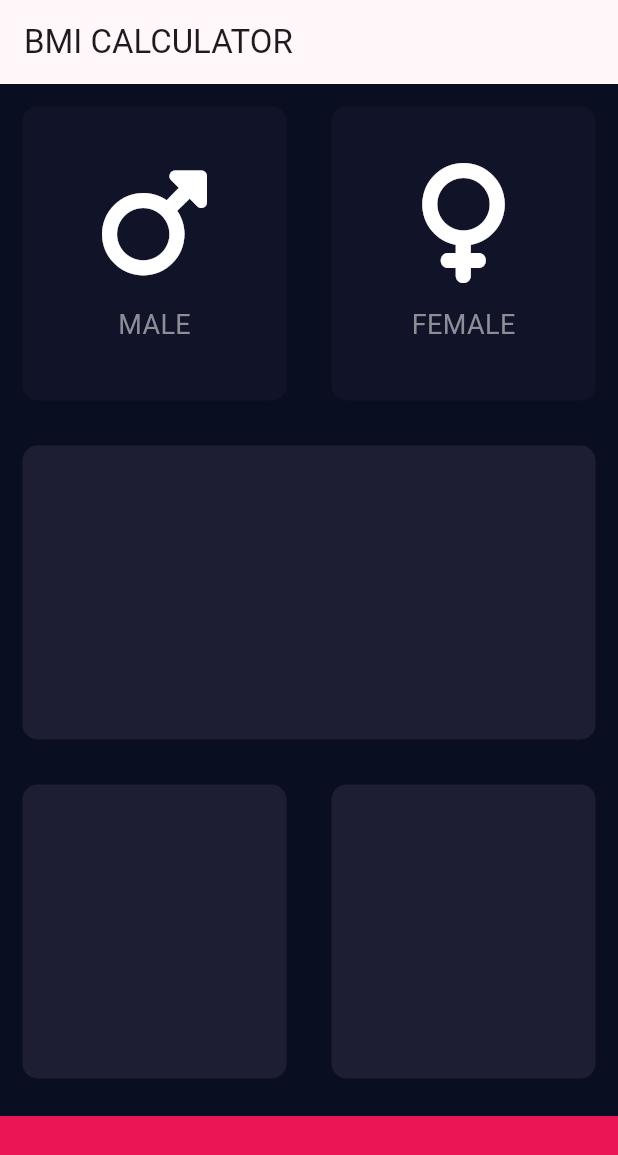
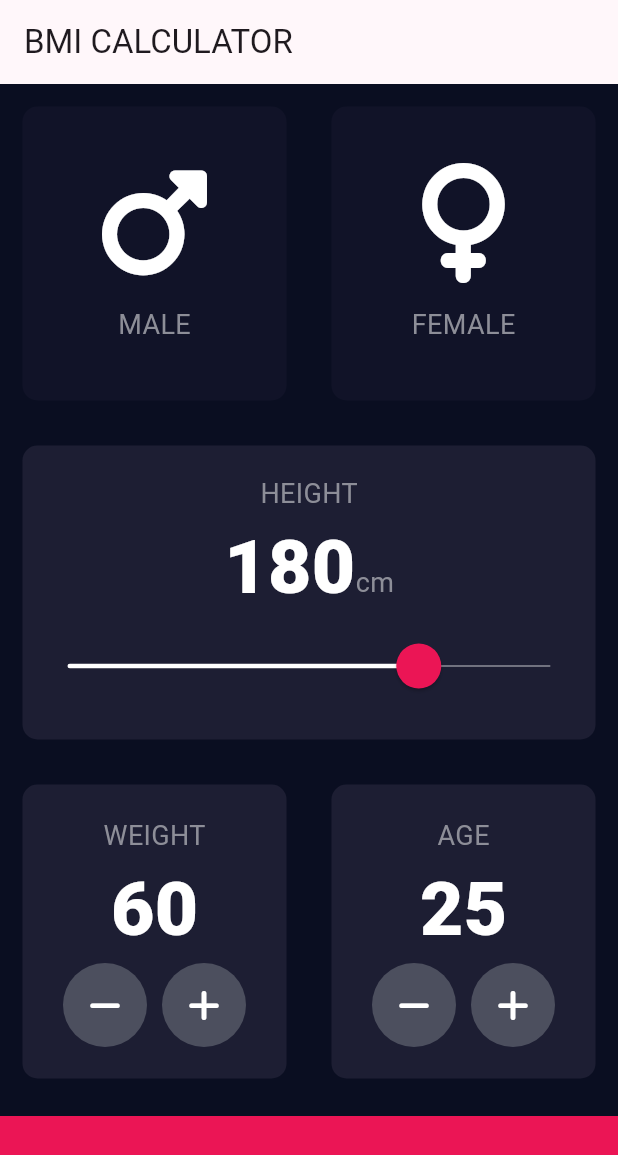
Before and after one commit to fontesrafa/Flutter-Udemy-AngelaYu, a Flutter app: the screen it shows after launch, on a phone screen of 412 x 824 dp. Shown: the top 1155 px of the screen. Run offline on Flutter 3.47's test engine with Material 2 defaults, Android fonts, the phone set to English and light mode, and no system bars; our stand-ins replace assets_audio_player, font_awesome_flutter.

Commit message:
Created Weight and Age cards with plus and minus button each

```diff
--- /dev/null
+++ b/bmi_calculator/lib/contants.dart
@@ -0,0 +1,16 @@
+import 'package:flutter/material.dart';
+
+const kBottomContainerHeight = 80.0;
+const kBottomContainerColor = Color(0xFFEB1555);
+const kActiveCardColor = Color(0xFF1D1E33);
+const kIinactiveCardColor = Color(0xFF111328);
+
+const kLabelTextStyle = TextStyle(
+  fontSize: 18.0,
+  color: Color(0xFF8D8E98),
+);
+
+const kNumberTextStyle = TextStyle(
+  fontSize: 50.0,
+  fontWeight: FontWeight.w900,
+);
--- a/bmi_calculator/lib/icon_content.dart
+++ b/bmi_calculator/lib/icon_content.dart
@@ -1,9 +1,6 @@
 import 'package:flutter/material.dart';
 
-const labelTextStyle = TextStyle(
-  fontSize: 18.0,
-  color: Color(0xFF8D8E98),
-);
+import 'contants.dart';
 
 class IconContent extends StatelessWidget {
   const IconContent({
@@ -30,7 +27,7 @@
         ),
         Text(
           label,
-          style: labelTextStyle,
+          style: kLabelTextStyle,
         ),
       ],
     );
--- a/bmi_calculator/lib/input_page.dart
+++ b/bmi_calculator/lib/input_page.dart
@@ -1,13 +1,9 @@
 import 'package:flutter/material.dart';
 import 'package:font_awesome_flutter/font_awesome_flutter.dart';
 
+import 'contants.dart';
 import 'icon_content.dart';
 import 'reusable_card.dart';
-
-const bottomContainerHeight = 80.0;
-const bottomContainerColor = Color(0xFFEB1555);
-const activeCardColor = Color(0xFF1D1E33);
-const inactiveCardColor = Color(0xFF111328);
 
 enum Gender { male, female }
 
@@ -20,6 +16,9 @@
 
 class _InputPageState extends State<InputPage> {
   Gender? selectedGender;
+  int height = 180;
+  int weight = 60;
+  int age = 25;
 
   @override
   Widget build(BuildContext context) {
@@ -35,8 +34,8 @@
                 Expanded(
                   child: ReusableCard(
                     color: selectedGender == Gender.male
-                        ? activeCardColor
-                        : inactiveCardColor,
+                        ? kActiveCardColor
+                        : kIinactiveCardColor,
                     cardChild: const IconContent(
                       label: 'MALE',
                       icon: FontAwesomeIcons.mars,
@@ -51,8 +50,8 @@
                 Expanded(
                   child: ReusableCard(
                     color: selectedGender == Gender.female
-                        ? activeCardColor
-                        : inactiveCardColor,
+                        ? kActiveCardColor
+                        : kIinactiveCardColor,
                     cardChild: const IconContent(
                       label: 'FEMALE',
                       icon: FontAwesomeIcons.venus,
@@ -72,8 +71,56 @@
               children: [
                 Expanded(
                   child: ReusableCard(
-                    color: activeCardColor,
-                    onPress: () {},
+                    color: kActiveCardColor,
+                    cardChild: Column(
+                      mainAxisAlignment: MainAxisAlignment.center,
+                      children: [
+                        const Text(
+                          'HEIGHT',
+                          style: kLabelTextStyle,
+                        ),
+                        Row(
+                          mainAxisAlignment: MainAxisAlignment.center,
+                          crossAxisAlignment: CrossAxisAlignment.baseline,
+                          textBaseline: TextBaseline.alphabetic,
+                          children: [
+                            Text(
+                              height.toString(),
+                              style: kNumberTextStyle,
+                            ),
+                            const Text(
+                              'cm',
+                              style: kLabelTextStyle,
+                            ),
+                          ],
+                        ),
+                        SliderTheme(
+                          data: SliderTheme.of(context).copyWith(
+                            trackHeight: 1,
+                            activeTrackColor: Colors.white,
+                            thumbColor: const Color(0xFFEB1555),
+                            overlayColor: const Color(0x29EB1555),
+                            thumbShape: const RoundSliderThumbShape(
+                              enabledThumbRadius: 15.0,
+                            ),
+                            overlayShape: const RoundSliderOverlayShape(
+                              overlayRadius: 30.0,
+                            ),
+                          ),
+                          child: Slider(
+                            value: height.toDouble(),
+                            min: 100.0,
+                            max: 210.0,
+                            inactiveColor: const Color(0xFF8D8E98),
+                            onChanged: (double newValue) {
+                              setState(() {
+                                height = newValue.round();
+                              });
+                            },
+                          ),
+                        ),
+                      ],
+                    ),
                   ),
                 ),
               ],
@@ -84,29 +131,128 @@
               children: [
                 Expanded(
                   child: ReusableCard(
-                    color: activeCardColor,
-                    onPress: () {},
+                    color: kActiveCardColor,
+                    cardChild: Column(
+                      mainAxisAlignment: MainAxisAlignment.center,
+                      children: [
+                        const Text(
+                          'WEIGHT',
+                          style: kLabelTextStyle,
+                        ),
+                        Text(
+                          weight.toString(),
+                          style: kNumberTextStyle,
+                        ),
+                        Row(
+                          mainAxisAlignment: MainAxisAlignment.center,
+                          children: [
+                            RoundIconButton(
+                              icon: FontAwesomeIcons.minus,
+                              onPressed: () {
+                                setState(() {
+                                  weight--;
+                                });
+                              },
+                            ),
+                            const SizedBox(
+                              width: 10.0,
+                            ),
+                            RoundIconButton(
+                              icon: FontAwesomeIcons.plus,
+                              onPressed: () {
+                                setState(() {
+                                  weight++;
+                                });
+                              },
+                            ),
+                          ],
+                        ),
+                      ],
+                    ),
                   ),
                 ),
                 Expanded(
                   child: ReusableCard(
-                    color: activeCardColor,
-                    onPress: () {},
+                    color: kActiveCardColor,
+                    cardChild: Column(
+                      mainAxisAlignment: MainAxisAlignment.center,
+                      children: [
+                        const Text(
+                          'AGE',
+                          style: kLabelTextStyle,
+                        ),
+                        Text(
+                          age.toString(),
+                          style: kNumberTextStyle,
+                        ),
+                        Row(
+                          mainAxisAlignment: MainAxisAlignment.center,
+                          children: [
+                            RoundIconButton(
+                              icon: FontAwesomeIcons.minus,
+                              onPressed: () {
+                                setState(() {
+                                  age--;
+                                });
+                              },
+                            ),
+                            const SizedBox(
+                              width: 10.0,
+                            ),
+                            RoundIconButton(
+                              icon: FontAwesomeIcons.plus,
+                              onPressed: () {
+                                setState(() {
+                                  age++;
+                                });
+                              },
+                            ),
+                          ],
+                        ),
+                      ],
+                    ),
                   ),
                 ),
               ],
             ),
           ),
           Container(
-            color: bottomContainerColor,
+            color: kBottomContainerColor,
             margin: const EdgeInsets.only(
               top: 10.0,
             ),
             width: double.infinity,
-            height: bottomContainerHeight,
+            height: kBottomContainerHeight,
           ),
         ],
       ),
     );
   }
 }
+
+class RoundIconButton extends StatelessWidget {
+  const RoundIconButton({Key? key, required this.icon, required this.onPressed})
+      : super(key: key);
+
+  final IconData icon;
+  final VoidCallback? onPressed;
+
+  @override
+  Widget build(BuildContext context) {
+    return RawMaterialButton(
+      child: Icon(
+        icon,
+        color: Colors.white,
+      ),
+      elevation: 0.0,
+      constraints: const BoxConstraints.tightFor(
+        width: 56.0,
+        height: 56.0,
+      ),
+      shape: const CircleBorder(),
+      fillColor: const Color(0xFF4C4F5E),
+      onPressed: onPressed,
+      onLongPress: onPressed,
+    );
+  }
+}
--- a/bmi_calculator/lib/reusable_card.dart
+++ b/bmi_calculator/lib/reusable_card.dart
@@ -1,12 +1,13 @@
 import 'package:flutter/material.dart';
 
 class ReusableCard extends StatelessWidget {
-  const ReusableCard({Key? key, required this.color, this.cardChild, required this.onPress})
+  const ReusableCard(
+      {Key? key, required this.color, this.cardChild, this.onPress})
       : super(key: key);
 
   final Color color;
   final Widget? cardChild;
-  final VoidCallback onPress;
+  final VoidCallback? onPress;
 
   @override
   Widget build(BuildContext context) {
```
Also changed, not shown: bmi_calculator/lib/main.dart (line endings or trailing spaces), bmi_calculator/pubspec.lock, 1 other file.
